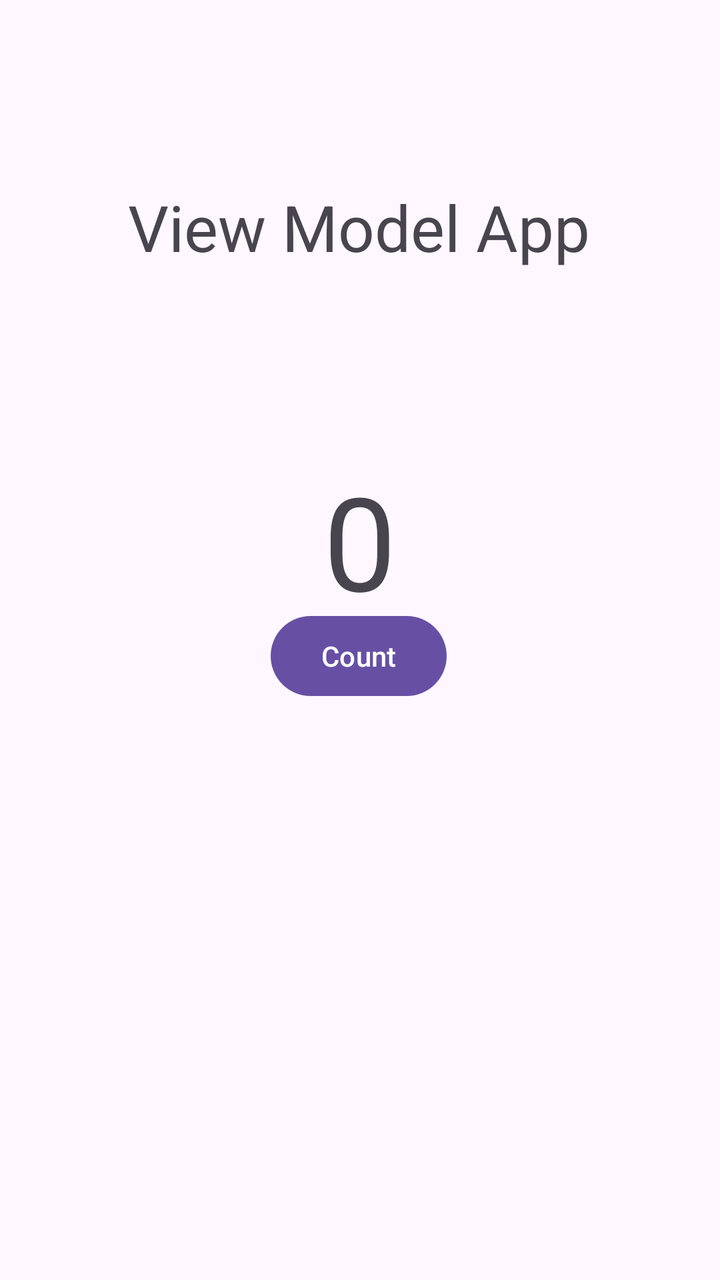
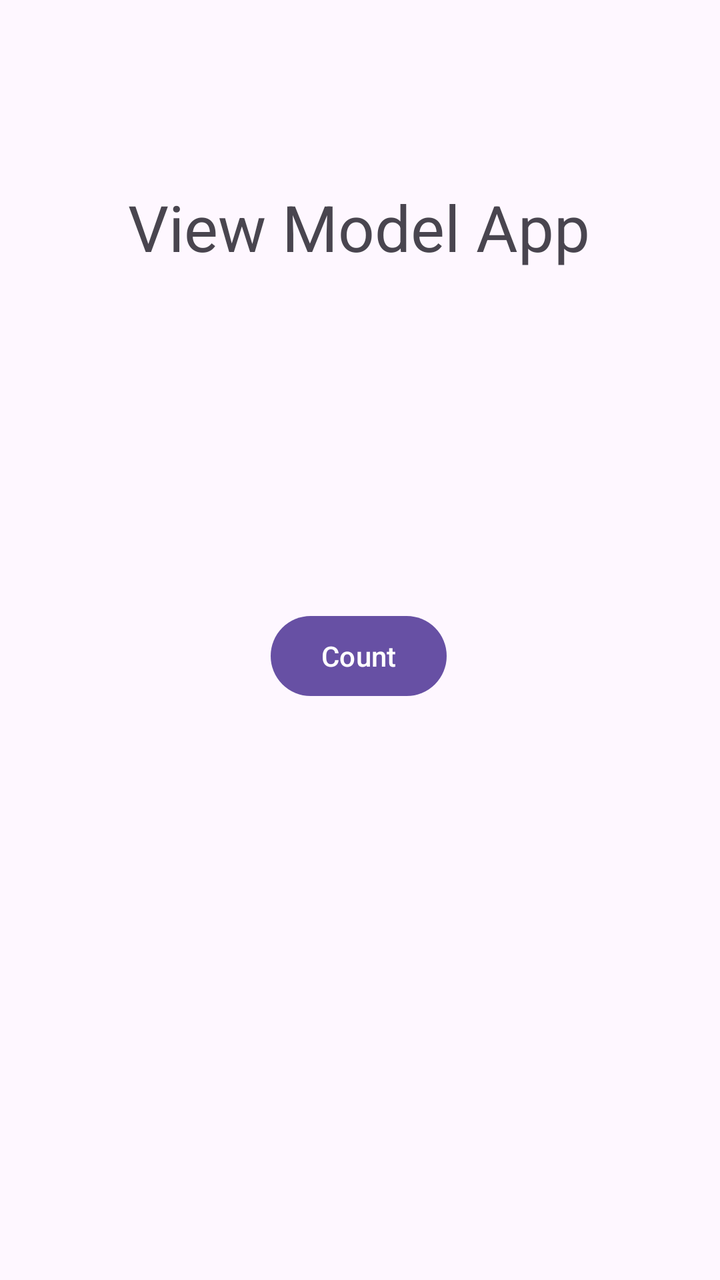

The first picture is an Android layout as it rendered before a commit; the second is the same layout after the commit. The layout source and the unified diff follow.
<!-- AndroidManifest.xml: application theme Theme.LiveDataBasicsApp -->
<!-- res/layout/activity_main.xml -->
<?xml version="1.0" encoding="utf-8"?>
<layout
    xmlns:android="http://schemas.android.com/apk/res/android"
    xmlns:app="http://schemas.android.com/apk/res-auto"
    xmlns:tools="http://schemas.android.com/tools">

    <data>
        <variable
            name="eventHandler"
            type="com.training.livedatabasicsapp.Eventhandler" />
    </data>


<androidx.constraintlayout.widget.ConstraintLayout
    android:id="@+id/main"
    android:layout_width="match_parent"
    android:layout_height="match_parent"
    tools:context=".MainActivity">

    <TextView
        android:id="@+id/textView2"
        android:layout_width="wrap_content"
        android:layout_height="0dp"
        android:layout_marginTop="92dp"
        android:text="View Model App"
        android:textSize="32sp"
        app:layout_constraintEnd_toEndOf="parent"
        app:layout_constraintHorizontal_bias="0.497"
        app:layout_constraintStart_toStartOf="parent"
        app:layout_constraintTop_toTopOf="parent" />

    <TextView
        android:id="@+id/textView"
        android:layout_width="wrap_content"
        android:layout_height="wrap_content"
        android:layout_marginTop="92dp"
        android:text="0"
        android:textSize="65sp"
        app:layout_constraintBottom_toTopOf="@+id/countBtn"
        app:layout_constraintEnd_toEndOf="parent"
        app:layout_constraintStart_toStartOf="parent"
        app:layout_constraintTop_toBottomOf="@+id/textView2"
        app:layout_constraintVertical_bias="0.0" />

    <Button
        android:id="@+id/countBtn"
        android:layout_width="wrap_content"
        android:layout_height="wrap_content"
        android:layout_marginBottom="288dp"
        android:text="Count"
        app:layout_constraintBottom_toBottomOf="parent"
        app:layout_constraintEnd_toEndOf="parent"
        app:layout_constraintHorizontal_bias="0.498"
        app:layout_constraintStart_toStartOf="parent" />


</androidx.constraintlayout.widget.ConstraintLayout>

</layout>
<!-- resources referenced by this layout -->
<resources>
  <style name="Theme.LiveDataBasicsApp" parent="Base.Theme.LiveDataBasicsApp" />
  <style name="Base.Theme.LiveDataBasicsApp" parent="Theme.Material3.DayNight.NoActionBar">
          
          
      </style>
</resources>

<!-- the commit's change to res/layout/activity_main.xml (unified diff, before → after) -->
@@ -34,7 +34,7 @@
         android:layout_width="wrap_content"
         android:layout_height="wrap_content"
         android:layout_marginTop="92dp"
-        android:text="0"
+        android:text="@{eventHandler.counter.toString()}"
         android:textSize="65sp"
         app:layout_constraintBottom_toTopOf="@+id/countBtn"
         app:layout_constraintEnd_toEndOf="parent"
@@ -43,6 +43,7 @@
         app:layout_constraintVertical_bias="0.0" />
 
     <Button
+        android:onClick="@{eventHandler::incrementCount}"
         android:id="@+id/countBtn"
         android:layout_width="wrap_content"
         android:layout_height="wrap_content"
